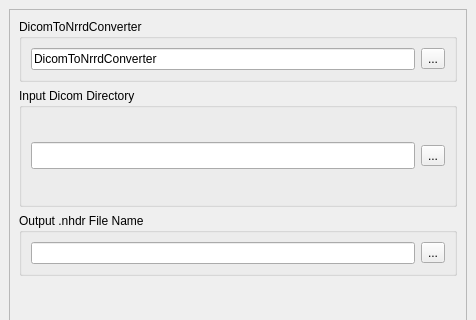
NIRALUser/DTIPrep, file src/gui/Dicom2NrrdPanel.ui: the form before one commit; both pictures show x 0 to 476 and y 0 to 320 of the 476 by 483 pixel window.
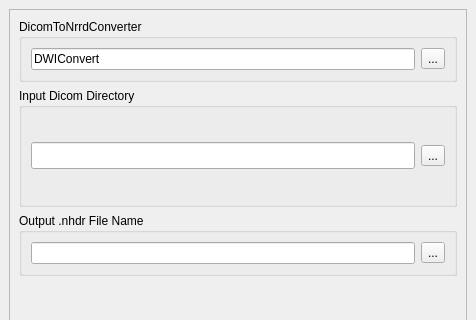
The form after the commit. Icons and pictures are not drawn.

Commit message: ENH: Replacing default value of DicomToNrrdConverter tool byt DWIConvert

What changed in the file:
```diff
--- a/src/gui/Dicom2NrrdPanel.ui
+++ b/src/gui/Dicom2NrrdPanel.ui
@@ -64,7 +64,7 @@
            <item>
             <widget class="QLineEdit" name="lineEdit_DicomToNrrdConverterCommand">
              <property name="text">
-              <string>DicomToNrrdConverter</string>
+              <string>DWIConvert</string>
              </property>
             </widget>
            </item>
```
